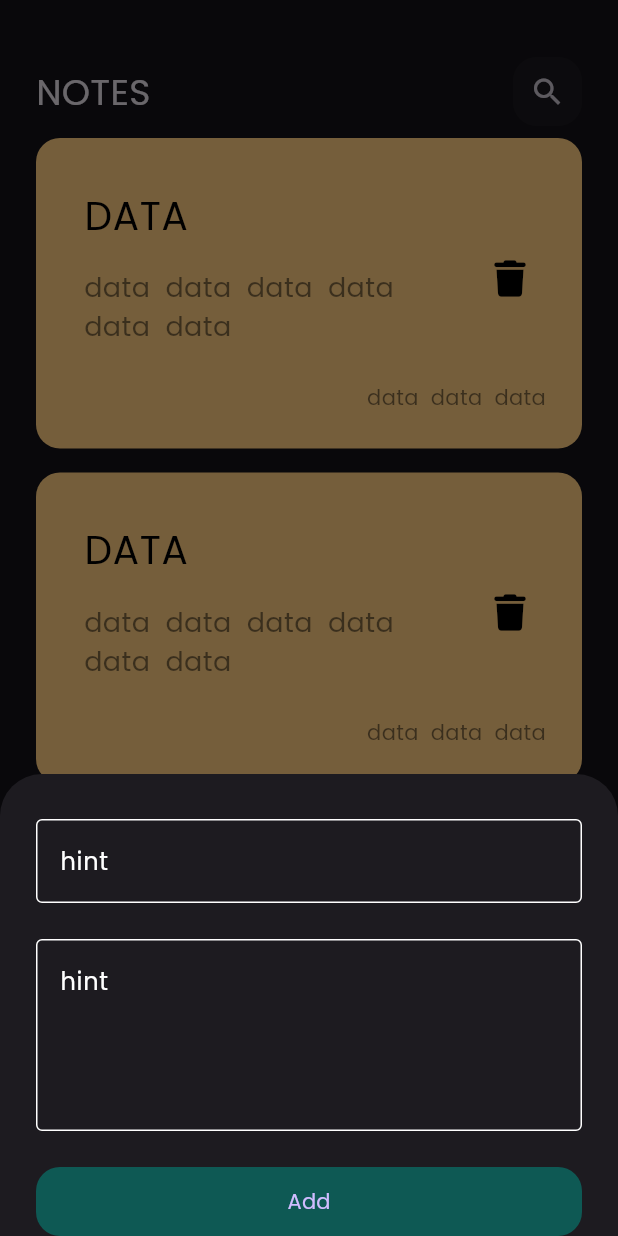
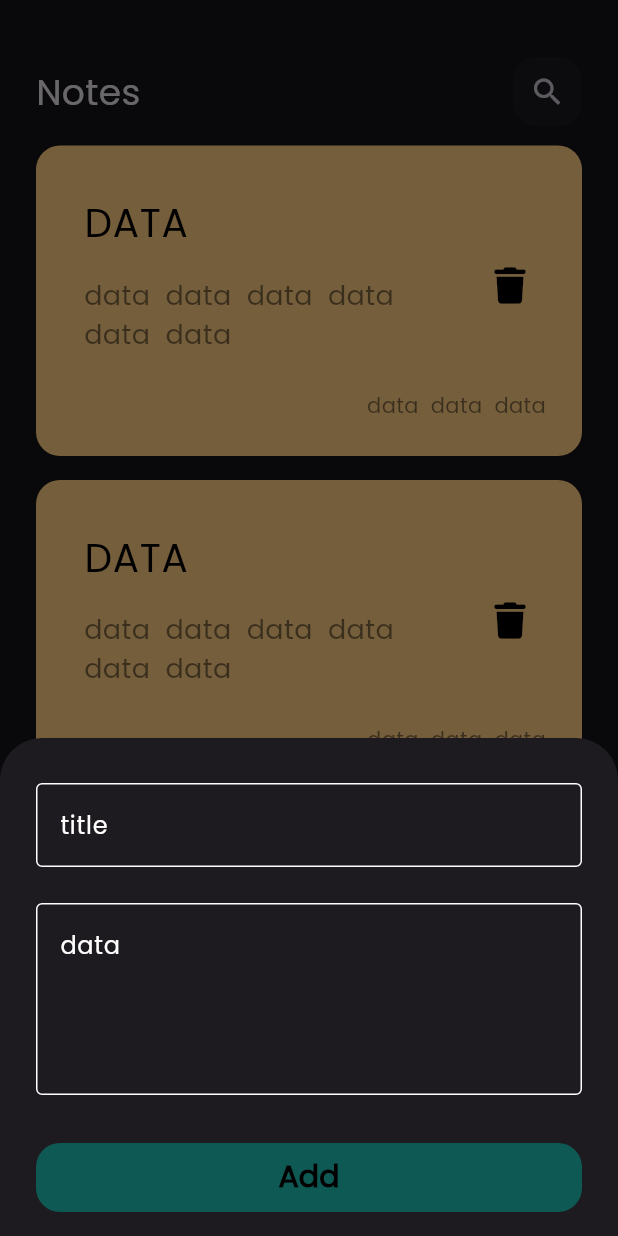
Before and after one commit to MTSH0IT/notes_app, a Flutter app: the screen it shows after launch, after a tap on the "add" icon, on a phone screen of 412 x 824 dp. Run offline on Flutter 3.47's test engine with Material 3 defaults, Android fonts, the phone set to English and light mode, and no system bars; our stand-ins replace font_awesome_flutter.

Commit message:
add appbar and textfield to edit notes view and finash ui

```diff
--- a/lib/views/edit_notes_view.dart
+++ b/lib/views/edit_notes_view.dart
@@ -1,10 +1,26 @@
 import 'package:flutter/material.dart';
+import 'package:notes_app/views/widgets/CostomTextField.dart';
+import 'package:notes_app/views/widgets/CustomAppBar.dart';
 
 class EditNotesView extends StatelessWidget {
   const EditNotesView({super.key});
 
   @override
   Widget build(BuildContext context) {
-    return  Container();
+    return const Scaffold(
+      body:  Padding(
+      padding: EdgeInsets.symmetric(horizontal: 24, vertical: 8),
+      child: Column(
+        children: [
+          SizedBox(height: 30),
+          CustomAppBar(title: "Edit Notes",icon: Icon(Icons.check),),
+          SizedBox(height: 24),
+          CustomTextField(hint: "Title"),
+          SizedBox(height: 12),
+          CustomTextField(hint: "Sub Title", maxLines: 5),
+        ],
+      ),
+    ),
+    );
   }
 }
--- a/lib/views/notes_view.dart
+++ b/lib/views/notes_view.dart
@@ -25,7 +25,8 @@ class NotesView extends StatelessWidget {
         child: Column(
           children: [
             SizedBox(height: 30),
-            CustomAppBar(),
+            CustomAppBar(title: "Notes",icon: Icon(Icons.search),),
+            SizedBox(height: 5),
             Expanded(
               child: NotesListView(),
             ),
--- a/lib/views/widgets/AddBottomSheet.dart
+++ b/lib/views/widgets/AddBottomSheet.dart
@@ -14,14 +14,17 @@ class AddBottomSheet extends StatelessWidget {
         child: Column(
           children: [
             SizedBox(height: 30),
-            CustomTextField(hint: "tital"),
+            CustomTextField(hint: "title"),
             SizedBox(height: 24),
             CustomTextField(
               hint: "data",
               maxLines: 4,
             ),
-            SizedBox(height: 24),
-            CustomButton(),
+            //SizedBox(height: 24),
+            Padding(
+              padding: EdgeInsets.only(top: 32, bottom: 16),
+              child: CustomButton(),
+            ),
           ],
         ),
       ),
@@ -43,7 +46,11 @@ class CustomButton extends StatelessWidget {
       ),
       child: TextButton(
         onPressed: () {},
-        child: const Text("Add"),
+        child: const Text("Add",
+            style: TextStyle(
+                color: Colors.black,
+                fontSize: 20,
+                fontWeight: FontWeight.bold)),
       ),
     );
   }
--- a/lib/views/widgets/CostomTextField.dart
+++ b/lib/views/widgets/CostomTextField.dart
@@ -12,7 +12,7 @@ class CustomTextField extends StatelessWidget {
     return TextField(
       maxLines: maxLines,
       decoration: InputDecoration(
-        hintText: "hint",
+        hintText: hint,
         hintStyle:const TextStyle(color: Colors.white),
          enabledBorder: buildBorder(),
          focusedBorder: buildBorder(Colors.teal),
--- a/lib/views/widgets/CustomAppBar.dart
+++ b/lib/views/widgets/CustomAppBar.dart
@@ -1,20 +1,23 @@
 import 'package:flutter/material.dart';
+import 'package:flutter/widgets.dart';
 import 'package:notes_app/views/widgets/SearchIcon.dart';
 class CustomAppBar extends StatelessWidget {
-  const CustomAppBar({super.key});
+  const CustomAppBar({super.key, required this.title, required this.icon});
+  final String title;
+  final Icon icon;
 
   @override
   Widget build(BuildContext context) {
-    return const Row(
+    return  Row(
       children: [
         Text(
-          "NOTES",
-          style: TextStyle(
+          title,
+          style: const TextStyle(
             fontSize: 24,
           ),
         ),
-        Spacer(flex: 1),
-        SearchIcon(),
+       const Spacer(flex: 1),
+        CustomIcon(icon: icon),
       ],
     );
   }
--- a/lib/views/widgets/SearchIcon.dart
+++ b/lib/views/widgets/SearchIcon.dart
@@ -1,6 +1,8 @@
 import 'package:flutter/material.dart';
-class SearchIcon extends StatelessWidget {
-  const SearchIcon({super.key});
+class CustomIcon extends StatelessWidget {
+  const CustomIcon({super.key, required this.icon});
+  final Icon icon;
+
 
   @override
   Widget build(BuildContext context) {
@@ -13,7 +15,7 @@ class SearchIcon extends StatelessWidget {
       ),
       child: IconButton(
         onPressed: () {},
-        icon: const Icon(Icons.search),
+        icon: icon,
       ),
     );
   }
```
